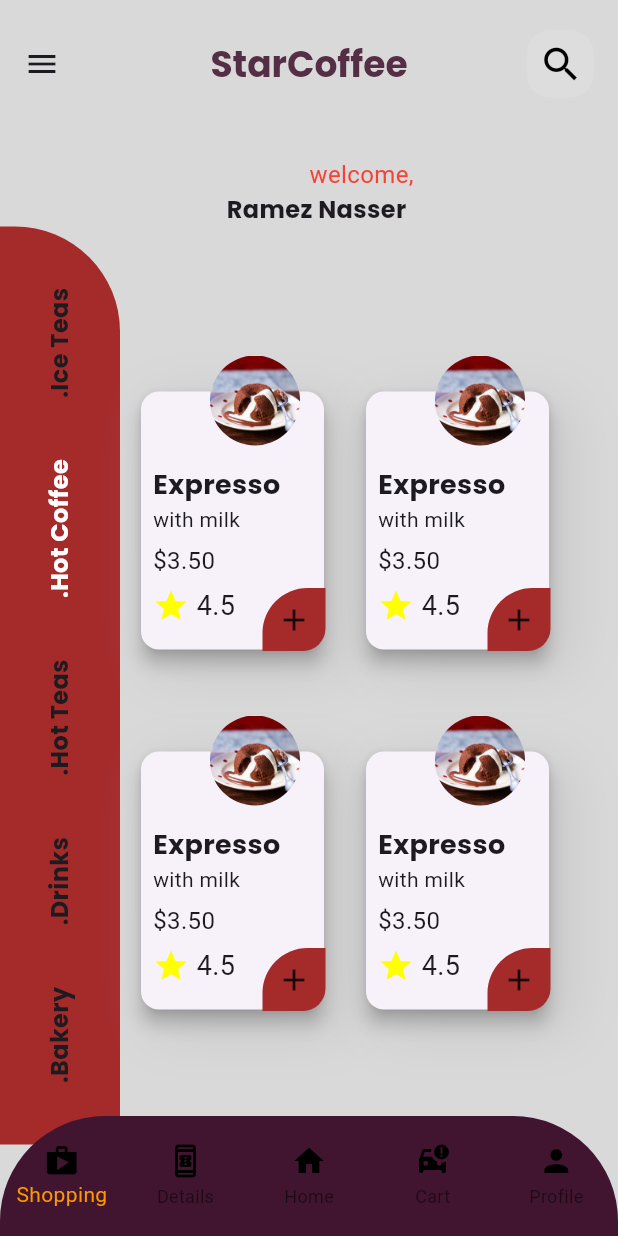
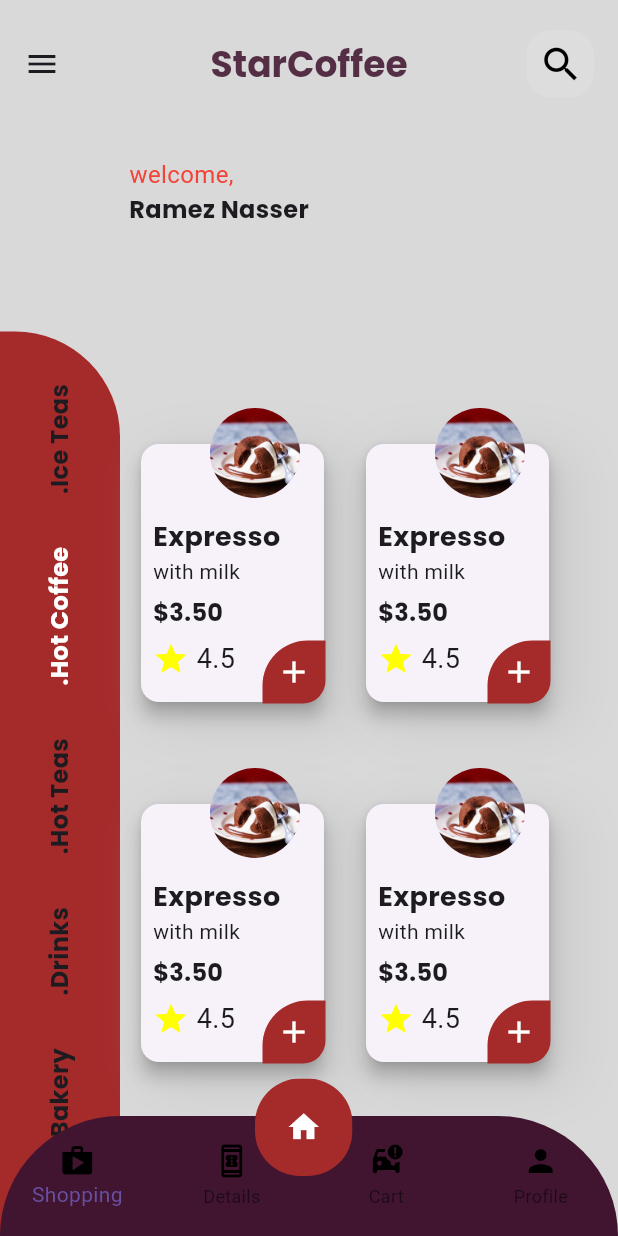
Before and after one commit to RamezNasser5/Shop-App, a Flutter app: the screen it shows after launch, on a phone screen of 412 x 824 dp. Run offline on Flutter 3.47's test engine with Material 3 defaults, Android fonts, the phone set to English and light mode, and no system bars.

Commit message:
finish home page ui

```diff
--- a/lib/screens/home_page.dart
+++ b/lib/screens/home_page.dart
@@ -1,7 +1,6 @@
 import 'package:coffee_app/widgets/bottom_navigator_bar.dart';
+import 'package:coffee_app/widgets/column_navigation_bar.dart';
 import 'package:coffee_app/widgets/custom_search_icon.dart';
-import 'package:coffee_app/widgets/product_details.dart';
-import 'package:coffee_app/widgets/side_drinks.dart';
 import 'package:flutter/material.dart';
 
 class HomePage extends StatelessWidget {
@@ -28,48 +27,39 @@ class HomePage extends StatelessWidget {
               fontFamily: 'Poppins', fontSize: 24, color: Color(0xFF542E45)),
         ),
       ),
-      body: const Column(
+      body: Stack(
         children: [
-          Padding(
-            padding: EdgeInsets.only(top: 20.0, left: 70),
-            child: Text(
-              'welcome,',
-              style: TextStyle(
-                fontSize: 16,
-                color: Colors.red,
-              ),
+          const ColumnBehindNavigationBar(),
+          Positioned(
+            bottom: 0,
+            left: 0,
+            right: 0,
+            child: Stack(
+              clipBehavior: Clip.none,
+              children: [
+                const BottomNavigatorBar(),
+                Positioned(
+                  bottom: 40,
+                  left: 170,
+                  child: ClipRRect(
+                    borderRadius: const BorderRadius.all(Radius.circular(30)),
+                    child: Container(
+                      width: 65,
+                      height: 65,
+                      color: const Color(0xffA52A2A),
+                      child: const Icon(
+                        Icons.home,
+                        color: Colors.white,
+                      ),
+                    ),
+                  ),
+                ),
+              ],
             ),
-          ),
-          Padding(
-            padding: EdgeInsets.only(left: 10),
-            child: Text(
-              'Ramez Nasser',
-              style: TextStyle(
-                fontFamily: 'Poppins',
-                fontSize: 16,
-              ),
-            ),
-          ),
-          Row(
-            children: [
-              SideDrinks(),
-              Column(
-                children: [
-                  ProductDetails(),
-                  ProductDetails(),
-                ],
-              ),
-              Column(
-                children: [
-                  ProductDetails(),
-                  ProductDetails(),
-                ],
-              ),
-            ],
           ),
         ],
       ),
-      bottomNavigationBar: const BottomNavigatorBar(),
+      //bottomNavigationBar: const BottomNavigatorBar(),
       backgroundColor: const Color(0xffD9D9D9),
     );
   }
--- a/lib/widgets/bottom_navigator_bar.dart
+++ b/lib/widgets/bottom_navigator_bar.dart
@@ -6,17 +6,15 @@ class BottomNavigatorBar extends StatelessWidget {
   @override
   Widget build(BuildContext context) {
     return ClipRRect(
-      borderRadius: BorderRadius.only(
-        topLeft: Radius.circular(70.0),
-        topRight: Radius.circular(70.0),
+      borderRadius: const BorderRadius.only(
+        topLeft: Radius.circular(100.0),
+        topRight: Radius.circular(100.0),
       ),
       child: SizedBox(
         height: 80,
         child: BottomNavigationBar(
           type: BottomNavigationBarType.fixed,
           backgroundColor: const Color(0xff411530),
-          showSelectedLabels: true,
-          selectedItemColor: Colors.orange,
           items: const <BottomNavigationBarItem>[
             BottomNavigationBarItem(
               icon: Icon(
@@ -31,13 +29,6 @@ class BottomNavigatorBar extends StatelessWidget {
                 color: Colors.black,
               ),
               label: 'Details',
-            ),
-            BottomNavigationBarItem(
-              icon: Icon(
-                Icons.home,
-                color: Colors.black,
-              ),
-              label: 'Home',
             ),
             BottomNavigationBarItem(
               icon: Icon(
--- /dev/null
+++ b/lib/widgets/column_navigation_bar.dart
@@ -0,0 +1,57 @@
+import 'package:coffee_app/widgets/product_details.dart';
+import 'package:coffee_app/widgets/side_drinks.dart';
+import 'package:flutter/material.dart';
+
+class ColumnBehindNavigationBar extends StatelessWidget {
+  const ColumnBehindNavigationBar({
+    super.key,
+  });
+
+  @override
+  Widget build(BuildContext context) {
+    return const Column(
+      children: [
+        Padding(
+          padding: EdgeInsets.only(top: 20.0, right: 170),
+          child: Text(
+            'welcome,',
+            style: TextStyle(
+              fontSize: 16,
+              color: Colors.red,
+            ),
+          ),
+        ),
+        Padding(
+          padding: EdgeInsets.only(right: 120),
+          child: Text(
+            'Ramez Nasser',
+            style: TextStyle(
+              fontFamily: 'Poppins',
+              fontSize: 16,
+            ),
+          ),
+        ),
+        Row(
+          children: [
+            Padding(
+              padding: EdgeInsets.only(top: 70.0),
+              child: SideDrinks(),
+            ),
+            Column(
+              children: [
+                ProductDetails(),
+                ProductDetails(),
+              ],
+            ),
+            Column(
+              children: [
+                ProductDetails(),
+                ProductDetails(),
+              ],
+            ),
+          ],
+        ),
+      ],
+    );
+  }
+}
--- a/lib/widgets/product_details.dart
+++ b/lib/widgets/product_details.dart
@@ -55,6 +55,7 @@ class ProductDetails extends StatelessWidget {
                           r'$' '3.50',
                           style: TextStyle(
                             fontSize: 16,
+                            fontFamily: 'Poppins',
                           ),
                         ),
                         SizedBox(
@@ -106,7 +107,10 @@ class ProductDetails extends StatelessWidget {
                   ),
                   color: Color(0xffA52A2A),
                 ),
-                child: const Icon(Icons.add),
+                child: const Icon(
+                  Icons.add,
+                  color: Colors.white,
+                ),
               ),
             )
           ],
--- a/lib/widgets/side_drinks.dart
+++ b/lib/widgets/side_drinks.dart
@@ -74,7 +74,9 @@ class SideDrinks extends StatelessWidget {
               ),
             ),
           ),
-          Spacer(),
+          Spacer(
+            flex: 2,
+          ),
         ],
       ),
     );
--- a/pubspec.yaml
+++ b/pubspec.yaml
@@ -35,6 +35,7 @@ dependencies:
   # The following adds the Cupertino Icons font to your application.
   # Use with the CupertinoIcons class for iOS style icons.
   cupertino_icons: ^1.0.6
+  animated_bottom_navigation_bar: ^1.3.0
 
 dev_dependencies:
   flutter_test:
```
Also changed, not shown: pubspec.lock.
